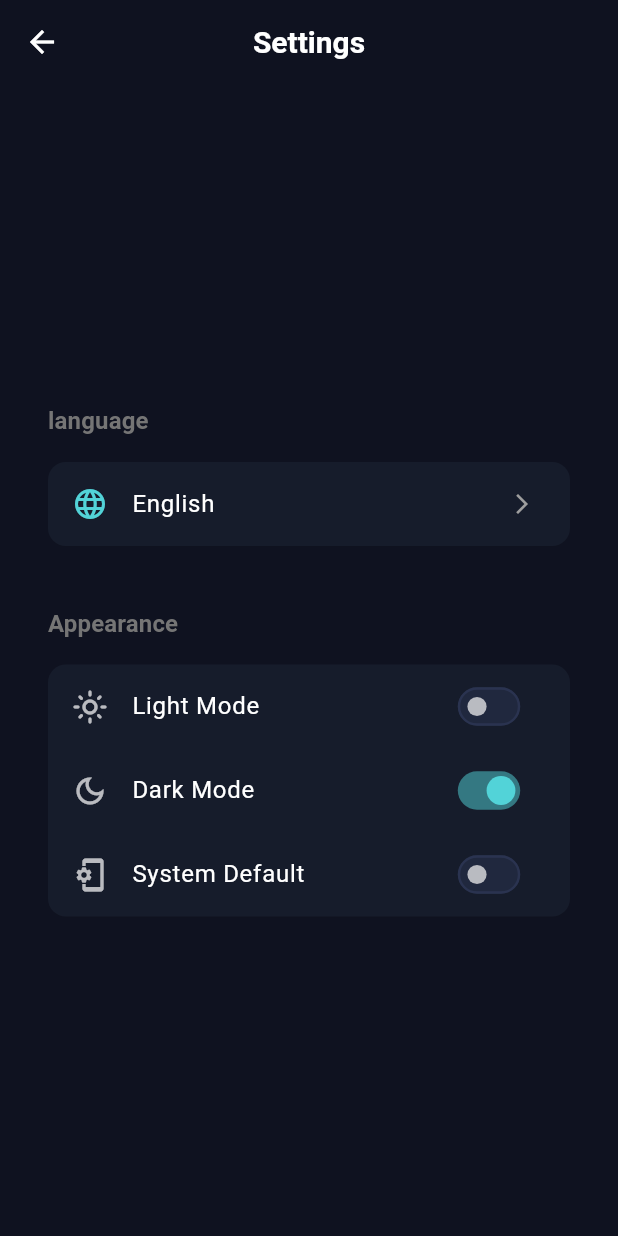
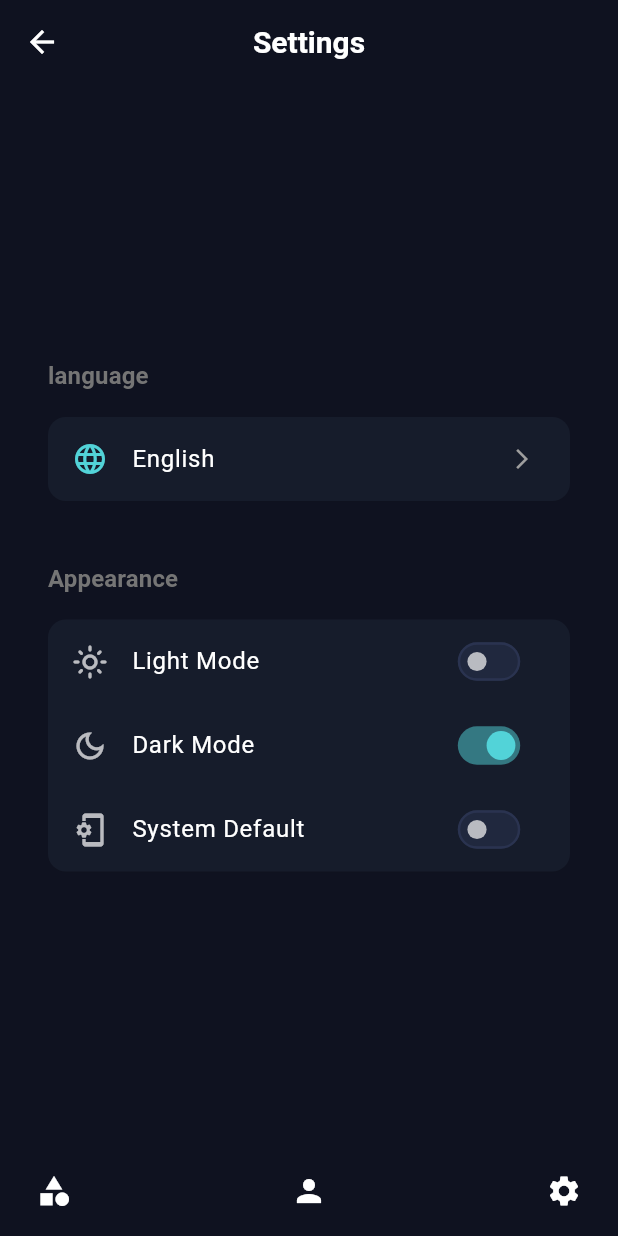
Before and after one commit to ah182/fieldawy_app, a Flutter app: the SettingsScreen screen opened directly, on a phone screen of 412 x 824 dp. Run offline on Flutter 3.47's test engine with Material 3 defaults, Android fonts, the phone set to English and light mode, and no system bars; drawn by our look-alikes of salomon_bottom_bar; our stand-ins replace cached_network_image, cloud_firestore, easy_localization, firebase_auth, firebase_core, flutter_hooks and 9 more; missing offline and left inert: cloudinary_public, google_mlkit_text_recognition; accounts and stored records are empty; Roboto replaces fonts that are missing (Cairo).

Commit message:
Update various screens and add main_scaffold widget, update pubspec

```diff
--- a/lib/features/settings/presentation/screens/settings_screen.dart
+++ b/lib/features/settings/presentation/screens/settings_screen.dart
@@ -1,7 +1,11 @@
 import 'package:easy_localization/easy_localization.dart';
 import 'package:fieldawy_store/core/theme/app_theme.dart';
+// ignore: unused_import
+import 'package:fieldawy_store/features/home/application/user_data_provider.dart';
 import 'package:flutter/material.dart';
 import 'package:flutter_riverpod/flutter_riverpod.dart';
+
+import 'package:fieldawy_store/widgets/main_scaffold.dart';
 
 class SettingsScreen extends ConsumerWidget {
   const SettingsScreen({super.key});
@@ -10,14 +14,15 @@ class SettingsScreen extends ConsumerWidget {
   Widget build(BuildContext context, WidgetRef ref) {
     final currentThemeMode = ref.watch(themeNotifierProvider);
     final textTheme = Theme.of(context).textTheme;
+    final selectedIndex = 3;
 
     // دالة مساعدة لتغيير الثيم لتجنب تكرار الكود
     void changeTheme(ThemeMode mode) {
       ref.read(themeNotifierProvider.notifier).setThemeMode(mode);
     }
 
-    return Scaffold(
-      backgroundColor: Theme.of(context).scaffoldBackgroundColor,
+    return MainScaffold(
+      selectedIndex: selectedIndex,
       appBar: AppBar(
         title: Text('settings'.tr()),
         backgroundColor: Colors.transparent,
--- /dev/null
+++ b/lib/widgets/main_scaffold.dart
@@ -0,0 +1,132 @@
+
+import 'package:fieldawy_store/features/home/application/user_data_provider.dart';
+import 'package:flutter/material.dart';
+import 'package:flutter_riverpod/flutter_riverpod.dart';
+import 'package:salomon_bottom_bar/salomon_bottom_bar.dart';
+import 'package:fieldawy_store/features/category/presentation/screens/category_screen.dart';
+import 'package:fieldawy_store/features/distributors/presentation/screens/distributors_screen.dart';
+import 'package:fieldawy_store/features/products/presentation/screens/my_products_screen.dart';
+import 'package:fieldawy_store/features/profile/presentation/screens/profile_screen.dart';
+import 'package:fieldawy_store/features/settings/presentation/screens/settings_screen.dart';
+
+class MainScaffold extends ConsumerWidget {
+  final Widget body;
+  final PreferredSizeWidget? appBar;
+  final int selectedIndex;
+  final Widget? floatingActionButton;
+
+  const MainScaffold({
+    Key? key,
+    required this.body,
+    this.appBar,
+    required this.selectedIndex,
+    this.floatingActionButton,
+  }) : super(key: key);
+
+  void _onItemTapped(BuildContext context, WidgetRef ref, int index) {
+    if (index == selectedIndex) return;
+
+    final userRole = ref.read(userDataProvider).asData?.value?.role ?? '';
+
+    Widget screen;
+    if (userRole == 'distributor') {
+      switch (index) {
+        case 0:
+          screen = const MyProductsScreen();
+          break;
+        case 1:
+          screen = const CategoryScreen();
+          break;
+        case 2:
+          screen = const ProfileScreen();
+          break;
+        case 3:
+          screen = const SettingsScreen();
+          break;
+        default:
+          screen = const MyProductsScreen();
+      }
+    } else { // doctor
+      switch (index) {
+        case 0:
+          screen = const DistributorsScreen();
+          break;
+        case 1:
+          screen = const CategoryScreen();
+          break;
+        case 2:
+          screen = const ProfileScreen();
+          break;
+        case 3:
+          screen = const SettingsScreen();
+          break;
+        default:
+          screen = const DistributorsScreen();
+      }
+    }
+    Navigator.of(context).pushReplacement(
+      PageRouteBuilder(
+        pageBuilder: (context, animation, secondaryAnimation) => screen,
+        transitionsBuilder: (context, animation, secondaryAnimation, child) {
+          return FadeTransition(
+            opacity: animation,
+            child: child,
+          );
+        },
+      ),
+    );
+  }
+
+  @override
+  Widget build(BuildContext context, WidgetRef ref) {
+    final userData = ref.watch(userDataProvider);
+
+    return Scaffold(
+      appBar: appBar,
+      body: body,
+      floatingActionButton: floatingActionButton,
+      bottomNavigationBar: userData.when(
+        data: (user) {
+          final isDistributor = user?.role == 'distributor';
+          final isDoctor = user?.role == 'doctor';
+
+          return SalomonBottomBar(
+            currentIndex: selectedIndex,
+            onTap: (index) => _onItemTapped(context, ref, index),
+            items: [
+              if (isDistributor)
+                SalomonBottomBarItem(
+                  icon: const Icon(Icons.production_quantity_limits),
+                  title: const Text("Products"),
+                  selectedColor: Colors.purple,
+                ),
+              if (isDoctor)
+                SalomonBottomBarItem(
+                  icon: const Icon(Icons.store),
+                  title: const Text("Distributors"),
+                  selectedColor: Colors.orange,
+                ),
+              SalomonBottomBarItem(
+                icon: const Icon(Icons.category),
+                title: const Text("Categories"),
+                selectedColor: Colors.pink,
+              ),
+              SalomonBottomBarItem(
+                icon: const Icon(Icons.person),
+                title: const Text("Profile"),
+                selectedColor: Colors.teal,
+              ),
+              SalomonBottomBarItem(
+                icon: const Icon(Icons.settings),
+                title: const Text("Settings"),
+                selectedColor: Colors.blue,
+              ),
+            ],
+          );
+        },
+        loading: () => const SizedBox.shrink(),
+        error: (err, stack) => const SizedBox.shrink(),
+      ),
+    );
+  }
+}
--- a/pubspec.yaml
+++ b/pubspec.yaml
@@ -41,6 +41,7 @@ dependencies:
   path_provider: ^2.1.5
   http: ^1.2.1
   crypto: ^3.0.6
+  salomon_bottom_bar: ^3.3.2
 
 dev_dependencies:
   flutter_test:
```
Also changed, not shown: lib/features/category/presentation/screens/category_screen.dart (+12 -3 lines), lib/features/distributors/presentation/screens/distributors_screen.dart (+7 -3 lines), lib/features/home/presentation/screens/menu_screen.dart (+2 -8 lines), lib/features/products/presentation/screens/my_products_screen.dart (+29 -16 lines), lib/features/profile/presentation/screens/profile_screen.dart (+5 -2 lines), pubspec.lock.
